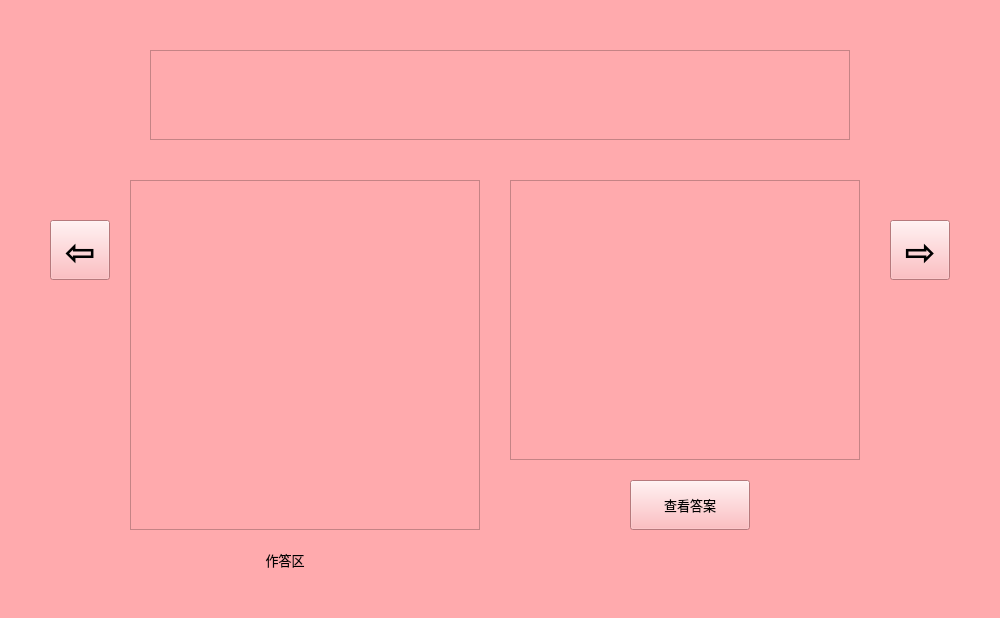
Above: callUI/UISRC/ShortAnswerQ.ui from Stan-lei/PyEasier before the change. Below: the same form after it.
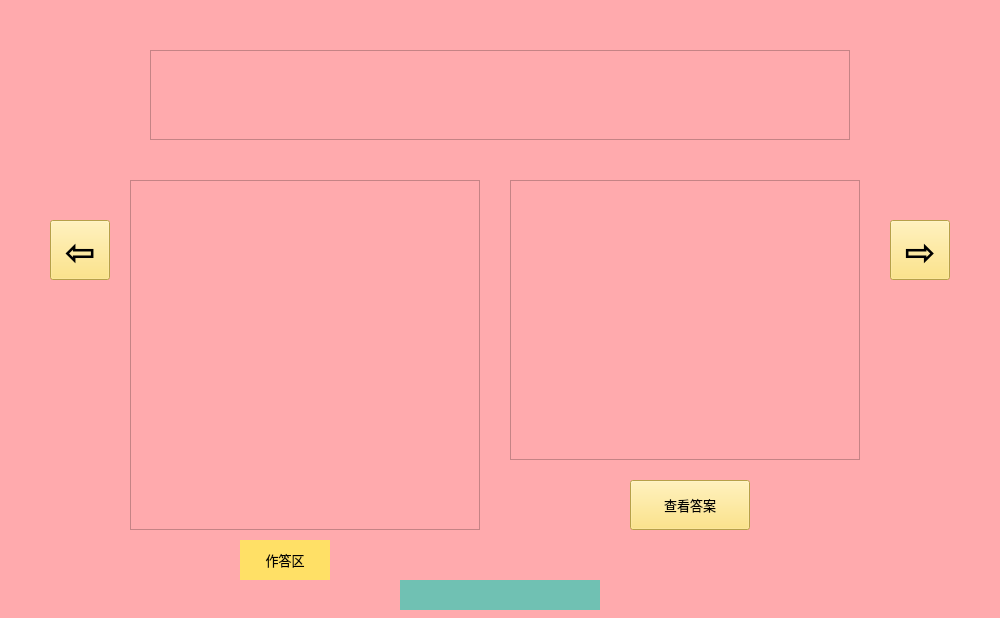
That is the form after the change.

Diff of the .ui file:
```diff
--- a/callUI/UISRC/ShortAnswerQ.ui
+++ b/callUI/UISRC/ShortAnswerQ.ui
@@ -98,7 +98,7 @@
     </font>
    </property>
    <property name="styleSheet">
-    <string notr="true"/>
+    <string notr="true">background-color: rgb(255, 224, 102);</string>
    </property>
    <property name="text">
     <string>查看答案</string>
@@ -121,6 +121,9 @@
      <bold>true</bold>
     </font>
    </property>
+   <property name="styleSheet">
+    <string notr="true">background-color: rgb(255, 224, 102);</string>
+   </property>
    <property name="text">
     <string>⇨</string>
    </property>
@@ -145,6 +148,9 @@
      <bold>true</bold>
     </font>
    </property>
+   <property name="styleSheet">
+    <string notr="true">background-color: rgb(255, 224, 102);</string>
+   </property>
    <property name="text">
     <string>⇦</string>
    </property>
@@ -167,6 +173,9 @@
      <pointsize>10</pointsize>
     </font>
    </property>
+   <property name="styleSheet">
+    <string notr="true">background-color: rgb(112, 193, 179);</string>
+   </property>
    <property name="text">
     <string/>
    </property>
@@ -189,6 +198,9 @@
      <pointsize>10</pointsize>
     </font>
    </property>
+   <property name="styleSheet">
+    <string notr="true">background-color: rgb(255, 224, 102);</string>
+   </property>
    <property name="text">
     <string>作答区</string>
    </property>
```
